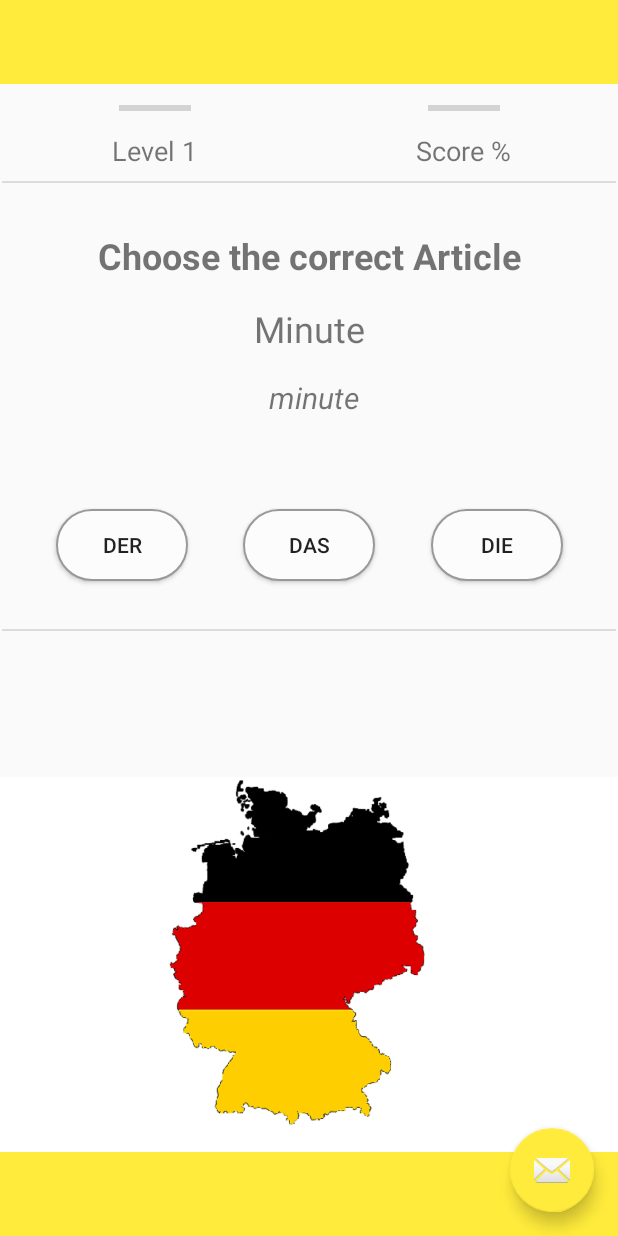
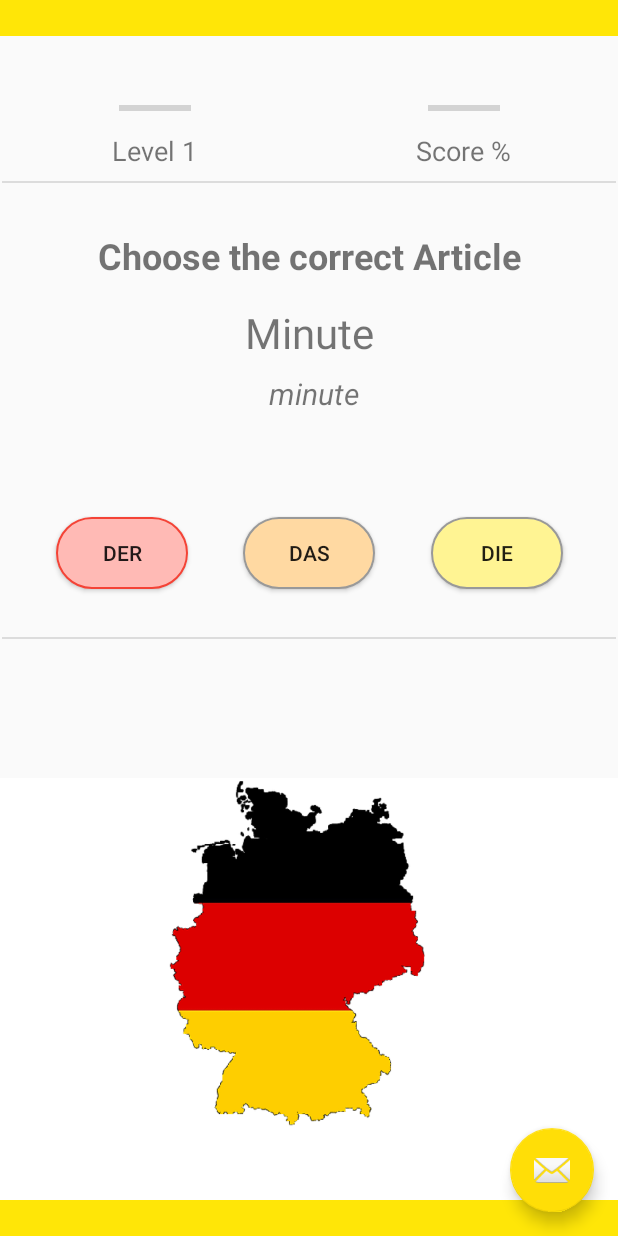
Before and after one commit to lucianodebortoli/GermanArticlesGame, an Android app: the screen it shows after launch (MainActivity), on a phone screen of 412 x 824 dp. Run offline under Robolectric (Android 15) with nearby library versions, the phone set to English and light mode, and no system bars.

Commit message:
update colors

```diff
--- /dev/null
+++ b/app/src/main/res/drawable/das_button.xml
@@ -0,0 +1,31 @@
+<?xml version="1.0" encoding="utf-8"?>
+<selector xmlns:android="http://schemas.android.com/apk/res/android">
+    <item android:state_pressed="false">
+        <shape android:shape="rectangle">
+            <corners android:radius="1000dp" />
+            <solid android:color="#FFD9A2" />
+            <stroke
+                android:width="1dip"
+                android:color="#999999" />
+            <padding
+                android:bottom="2dp"
+                android:left="2dp"
+                android:right="2dp"
+                android:top="2dp" />
+        </shape>
+    </item>
+    <item android:state_pressed="true">
+        <shape android:shape="rectangle">
+            <corners android:radius="1000dp" />
+            <solid android:color="#FF9800" />
+            <stroke
+                android:width="1dip"
+                android:color="#B66D00" />
+            <padding
+                android:bottom="2dp"
+                android:left="2dp"
+                android:right="2dp"
+                android:top="2dp" />
+        </shape>
+    </item>
+</selector>
--- /dev/null
+++ b/app/src/main/res/drawable/der_button.xml
@@ -0,0 +1,31 @@
+<?xml version="1.0" encoding="utf-8"?>
+<selector xmlns:android="http://schemas.android.com/apk/res/android">
+    <item android:state_pressed="false">
+        <shape android:shape="rectangle">
+            <corners android:radius="1000dp" />
+            <solid android:color="#FFBAB5" />
+            <stroke
+                android:width="1dip"
+                android:color="#F44336" />
+            <padding
+                android:bottom="2dp"
+                android:left="2dp"
+                android:right="2dp"
+                android:top="2dp" />
+        </shape>
+    </item>
+    <item android:state_pressed="true">
+        <shape android:shape="rectangle">
+            <corners android:radius="1000dp" />
+            <solid android:color="#373737" />
+            <stroke
+                android:width="1dip"
+                android:color="#AA0C00" />
+            <padding
+                android:bottom="2dp"
+                android:left="2dp"
+                android:right="2dp"
+                android:top="2dp" />
+        </shape>
+    </item>
+</selector>
--- /dev/null
+++ b/app/src/main/res/drawable/die_button.xml
@@ -0,0 +1,31 @@
+<?xml version="1.0" encoding="utf-8"?>
+<selector xmlns:android="http://schemas.android.com/apk/res/android">
+    <item android:state_pressed="false">
+        <shape android:shape="rectangle">
+            <corners android:radius="1000dp" />
+            <solid android:color="#FFF493" />
+            <stroke
+                android:width="1dip"
+                android:color="#999999" />
+            <padding
+                android:bottom="2dp"
+                android:left="2dp"
+                android:right="2dp"
+                android:top="2dp" />
+        </shape>
+    </item>
+    <item android:state_pressed="true">
+        <shape android:shape="rectangle">
+            <corners android:radius="1000dp" />
+            <solid android:color="#FFEB3B" />
+            <stroke
+                android:width="1dip"
+                android:color="#9C8C00" />
+            <padding
+                android:bottom="2dp"
+                android:left="2dp"
+                android:right="2dp"
+                android:top="2dp" />
+        </shape>
+    </item>
+</selector>
--- a/app/src/main/res/layout/activity_main.xml
+++ b/app/src/main/res/layout/activity_main.xml
@@ -55,7 +55,7 @@
             android:layout_height="wrap_content"
             android:layout_marginTop="16dp"
             android:text="Noun"
-            android:textSize="24sp"
+            android:textSize="28sp"
             app:layout_constraintEnd_toEndOf="parent"
             app:layout_constraintStart_toStartOf="parent"
             app:layout_constraintTop_toBottomOf="@+id/textview_first" />
@@ -64,7 +64,7 @@
             android:id="@+id/translationTV"
             android:layout_width="wrap_content"
             android:layout_height="wrap_content"
-            android:layout_marginTop="16dp"
+            android:layout_marginTop="8dp"
             android:text="English"
             android:textSize="20sp"
             android:textStyle="italic"
@@ -102,7 +102,7 @@
             android:layout_width="wrap_content"
             android:layout_height="wrap_content"
             android:layout_marginTop="64dp"
-            android:background="@drawable/rounded_button"
+            android:background="@drawable/der_button"
             android:text="DER"
             app:layout_constraintEnd_toStartOf="@+id/dasButton"
             app:layout_constraintStart_toStartOf="parent"
@@ -113,7 +113,7 @@
             android:layout_width="wrap_content"
             android:layout_height="wrap_content"
             android:layout_marginTop="64dp"
-            android:background="@drawable/rounded_button"
+            android:background="@drawable/das_button"
             android:text="DAS"
             app:layout_constraintEnd_toEndOf="parent"
             app:layout_constraintHorizontal_bias="0.501"
@@ -125,7 +125,7 @@
             android:layout_width="wrap_content"
             android:layout_height="wrap_content"
             android:layout_marginTop="64dp"
-            android:background="@drawable/rounded_button"
+            android:background="@drawable/die_button"
             android:text="DIE"
             app:layout_constraintEnd_toEndOf="parent"
             app:layout_constraintStart_toEndOf="@+id/dasButton"
@@ -154,18 +154,6 @@
             app:layout_constraintStart_toStartOf="parent"
             app:layout_constraintTop_toBottomOf="@+id/divider2" />
 
-
-        <TextView
-            android:id="@+id/textView"
-            android:layout_width="65dp"
-            android:layout_height="17dp"
-            android:layout_marginTop="16dp"
-            android:foregroundGravity="top"
-            android:text="German"
-            android:textSize="30sp"
-            app:layout_constraintEnd_toEndOf="parent"
-            app:layout_constraintStart_toStartOf="parent"
-            app:layout_constraintTop_toTopOf="parent" />
 
         <TextView
             android:id="@+id/levelTV"
@@ -265,16 +253,17 @@
     <androidx.appcompat.widget.Toolbar
         android:id="@+id/toolbar"
         android:layout_width="match_parent"
-        android:layout_height="?attr/actionBarSize"
+        android:layout_height="24dp"
         android:background="?attr/colorPrimary"
         app:popupTheme="@style/AppTheme.PopupOverlay" />
 
     <androidx.appcompat.widget.Toolbar
         android:id="@+id/toolbar_bottom"
         android:layout_width="match_parent"
-        android:layout_height="?attr/actionBarSize"
+        android:layout_height="24dp"
+        android:layout_gravity="bottom"
         android:background="?attr/colorPrimary"
-        android:layout_gravity="bottom"
+        android:minHeight="20dp"
         app:popupTheme="@style/AppTheme.PopupOverlay" />
 
 
--- a/app/src/main/res/values/colors.xml
+++ b/app/src/main/res/values/colors.xml
@@ -1,10 +1,10 @@
 <?xml version="1.0" encoding="utf-8"?>
 <resources>
-    <color name="colorPrimary">#FFEB3B</color>
+    <color name="colorPrimary">#FFE607</color>
     <color name="colorPrimaryDark">#000000</color>
-    <color name="colorAccent">#FFEB3B</color>
+    <color name="colorAccent">#FFDE07</color>
     <color name="colorCorrect">#4CAF50</color>
     <color name="colorIncorrect">#F44336</color>
-    <color name="colorScore">#FFEB3B</color>
+    <color name="colorScore">#FFDE07</color>
 
 </resources>
```
Also changed, not shown: app/src/main/res/drawable/bottom.png.
